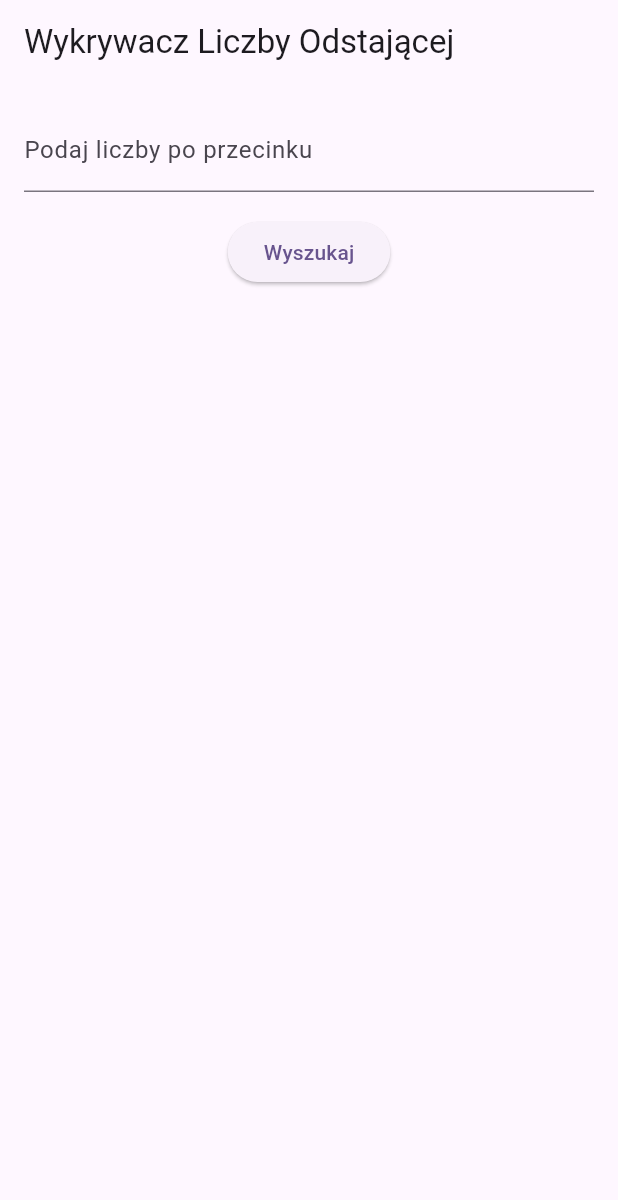
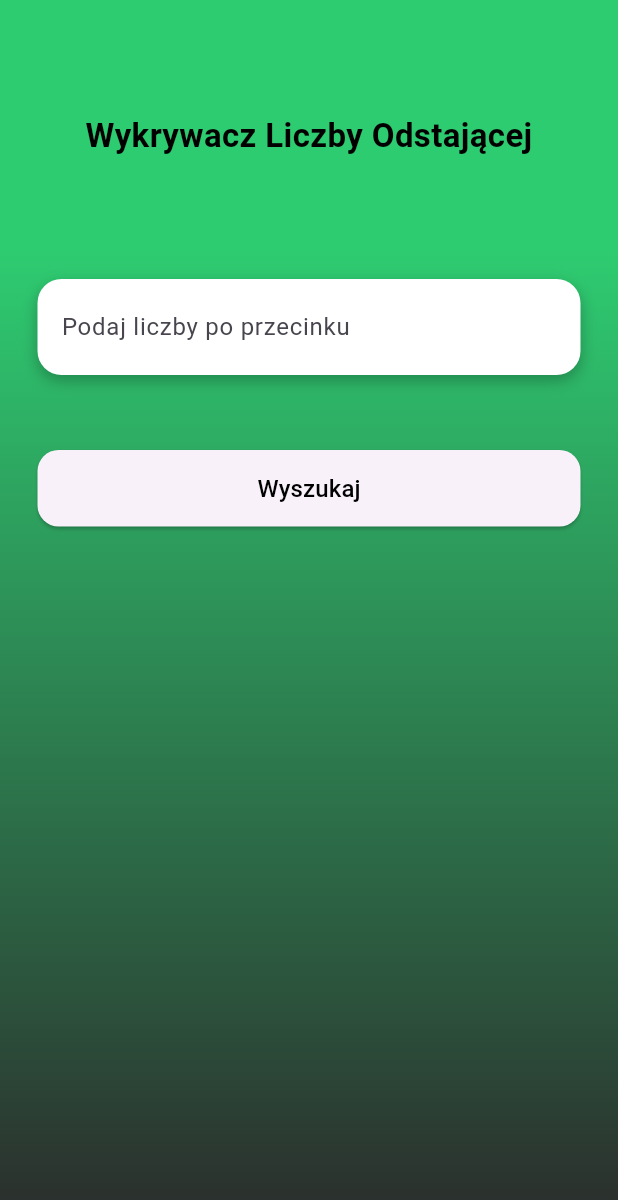
Before and after one commit to matt158x/RecruApp, a Flutter app: the screen it shows after launch, on a phone screen of 412 x 824 dp. Shown: the top 1200 px of the screen. Run offline on Flutter 3.47's test engine with Material 3 defaults, Android fonts, the light colour scheme and no system bars; our stand-ins replace go_router.

Commit message:
UI/Bugs Fix

```diff
--- /dev/null
+++ b/lib/presentation/common/gradient_background.dart
@@ -0,0 +1,31 @@
+import 'package:flutter/material.dart';
+
+class GradientBackground extends StatelessWidget {
+  final Widget child;
+
+  const GradientBackground({
+    super.key,
+    required this.child,
+  });
+
+  @override
+  Widget build(BuildContext context) {
+    return Container(
+      width: double.infinity,
+      height: double.infinity,
+      decoration: const BoxDecoration(
+        gradient: LinearGradient(
+          begin: Alignment.topCenter,
+          end: Alignment.bottomCenter,
+          stops: [0.0, 0.2, 1.0],
+          colors: [
+            Color(0xFF2ECC71),
+            Color(0xFF2ECC71),
+            Color(0xFF2B2B2B),
+          ],
+        ),
+      ),
+      child: SafeArea(child: child),
+    );
+  }
+}
--- a/lib/presentation/input/input_screen.dart
+++ b/lib/presentation/input/input_screen.dart
@@ -5,6 +5,9 @@ import 'input_controller.dart';
 import '../../domain/usecases/find_outlier_usecase.dart';
 import '../../domain/usecases/auto_fix_outliers_usecase.dart';
 import '../../domain/errors/outlier_errors.dart';
+import '../common/gradient_background.dart';
+import 'package:flutter/services.dart';
+
 
 class InputScreen extends StatefulWidget {
   const InputScreen({super.key});
@@ -49,7 +52,8 @@ class _InputScreenState extends State<InputScreen> {
   void _showDecisionDialog(MultipleOutliersError error) {
     showDialog(
       context: context,
-      builder: (_) => AlertDialog(
+      builder: (_) =>
+          AlertDialog(
             title: const Text('Uwaga'),
             content: Text(
               '${error.message}. Czy chcesz kontynuować?',
@@ -119,25 +123,79 @@ class _InputScreenState extends State<InputScreen> {
   @override
   Widget build(BuildContext context) {
     return Scaffold(
-      appBar: AppBar(title: const Text('Wykrywacz Liczby Odstającej')),
-      body: Padding(
-        padding: const EdgeInsets.all(16),
+      backgroundColor: Colors.transparent,
+      body: GradientBackground(
+        child: Padding(
+          padding: const EdgeInsets.all(25),
           child: Column(
+            crossAxisAlignment: CrossAxisAlignment.stretch,
             children: [
-            TextField(
+              const SizedBox(height: 50),
+
+              const Text(
+                'Wykrywacz Liczby Odstającej',
+                textAlign: TextAlign.center,
+                style: TextStyle(
+                  fontSize: 22,
+                  fontWeight: FontWeight.bold,
+                  color: Colors.black,
+                ),
+              ),
+
+              const SizedBox(height: 80),
+
+              Container(
+                padding: const EdgeInsets.symmetric(
+                  horizontal: 16,
+                  vertical: 4,
+                ),
+                decoration: BoxDecoration(
+                  color: Colors.white,
+                  borderRadius: BorderRadius.circular(16),
+                  boxShadow: const [
+                    BoxShadow(
+                      color: Colors.black26,
+                      blurRadius: 8,
+                      offset: Offset(0, 4),
+                    ),
+                  ],
+                ),
+                child: TextField(
                   controller: _textController,
                   keyboardType: TextInputType.number,
+                  inputFormatters: [
+                    FilteringTextInputFormatter.allow(
+                      RegExp(r'[0-9,-]'),
+                    ),
+                  ],
                   decoration: const InputDecoration(
                     labelText: 'Podaj liczby po przecinku',
                     hintText: '2,4,0,100,4,11,2602,36',
+                    border: InputBorder.none,
                   ),
                 ),
-            const SizedBox(height: 16),
+              ),
+
+              const SizedBox(height: 50),
+
               ElevatedButton(
                 onPressed: _onSearch,
-              child: const Text('Wyszukaj'),
+                style: ElevatedButton.styleFrom(
+                  padding: const EdgeInsets.symmetric(vertical: 14),
+                  shape: RoundedRectangleBorder(
+                    borderRadius: BorderRadius.circular(14),
+                  ),
+                ),
+                child: const Text(
+                  'Wyszukaj',
+                  style: TextStyle(
+                    fontSize: 16,
+                    color: Colors.black,
+                  ),
+                ),
               ),
             ],
+          ),
         ),
       ),
     );
```
Also changed, not shown: lib/core/utils/input_normalizer.dart (added, +12 -0 lines), lib/domain/usecases/auto_fix_outliers_usecase.dart (+14 -3 lines), lib/presentation/input/input_controller.dart (+9 -3 lines), lib/presentation/result/result_screen.dart (+48 -6 lines). Lines whose indentation alone changed are shown as unchanged.
